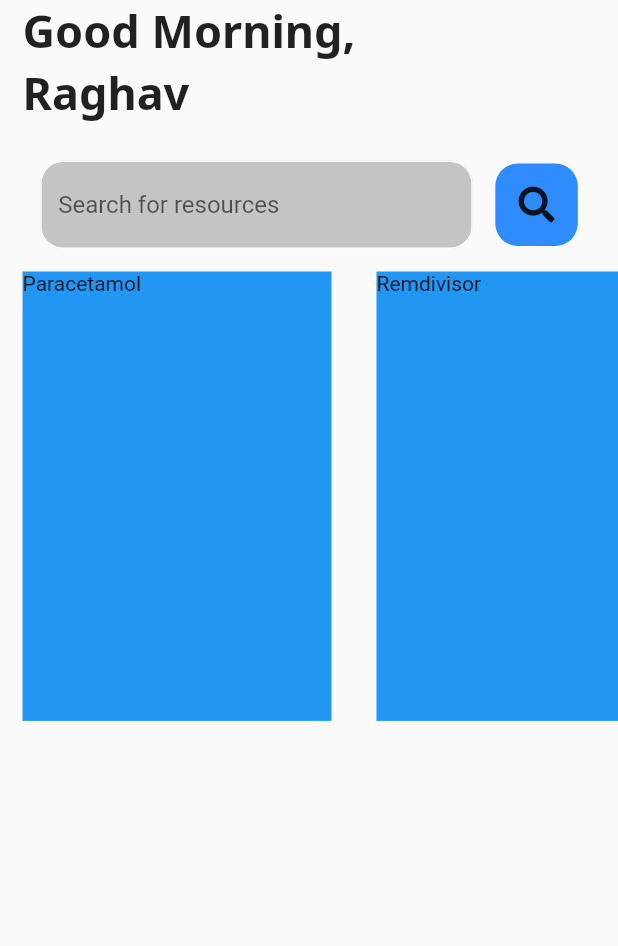
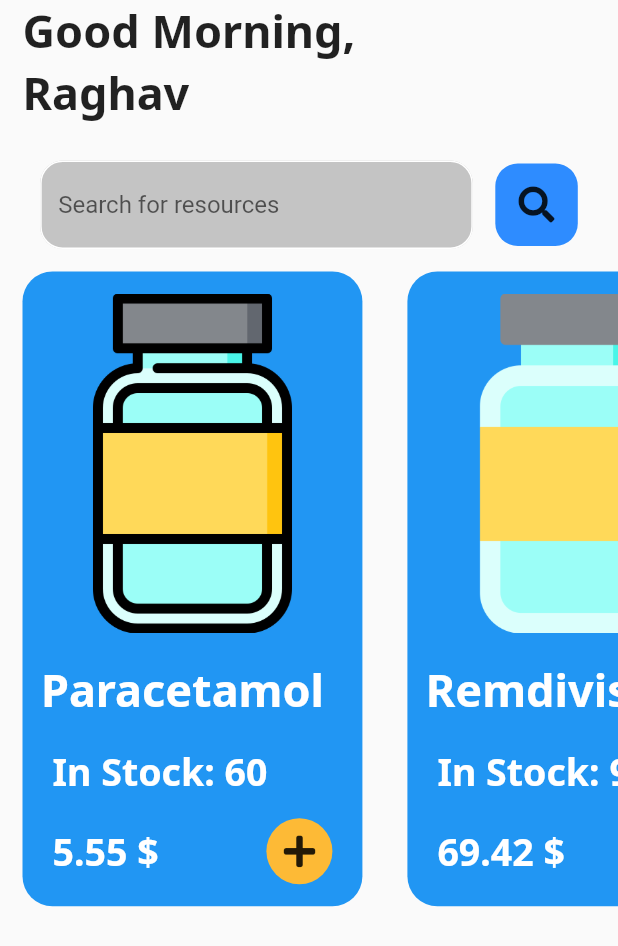
Before and after one commit to raghavguptaeng/Comm-Resources, a Flutter app: the screen it shows after launch, on a phone screen of 412 x 824 dp. Shown: the top 946 px of the screen. Run offline on Flutter 3.47's test engine with Material 2 defaults, Android fonts, the phone set to English and light mode, and no system bars; our stand-ins replace font_awesome_flutter, google_fonts.

Commit message:
medicine card content populated

```diff
--- a/lib/constants.dart
+++ b/lib/constants.dart
@@ -7,3 +7,14 @@ var kHeadFontStyle = GoogleFonts.notoSans(
     fontWeight: FontWeight.bold,
   ),
 );
+var kSubTextStyle = GoogleFonts.notoSans(
+  textStyle: TextStyle(
+    fontSize: 25,
+    color: Colors.white,
+    fontWeight: FontWeight.bold,
+  ),
+);
+var kAddStyle = BoxDecoration(
+color: Color(0xffFDBA36),
+borderRadius: BorderRadius.circular(25)
+);
--- a/lib/screens/MainScreen.dart
+++ b/lib/screens/MainScreen.dart
@@ -3,6 +3,7 @@ import 'package:flutter/cupertino.dart';
 import 'package:flutter/material.dart';
 import 'package:flutter/rendering.dart';
 import 'package:font_awesome_flutter/font_awesome_flutter.dart';
+import 'package:google_fonts/google_fonts.dart';
 
 class MainScreen extends StatefulWidget {
   const MainScreen({Key key}) : super(key: key);
@@ -13,22 +14,10 @@ class MainScreen extends StatefulWidget {
 
 class _MainScreenState extends State<MainScreen> {
   var resoures = {
-    'medicine':[
-      {
-        'name':'Paracetamol',
-        'quantity':60,
-        'average price':5.55
-      },
-      {
-        'name':'Remdivisor',
-        'quantity':900,
-        'average price':69.420
-      },
-      {
-        'name':'Dolo',
-        'quantity':69,
-        'average price':955.42
-      }
+    'medicine': [
+      {'name': 'Paracetamol', 'quantity': 60, 'average price': 5.55},
+      {'name': 'Remdivisor', 'quantity': 900, 'average price': 69.420},
+      {'name': 'Dolo', 'quantity': 69, 'average price': 955.42}
     ]
   };
   @override
@@ -36,26 +25,69 @@ class _MainScreenState extends State<MainScreen> {
     return Scaffold(
       body: SafeArea(
         child: ListView(
+          physics: BouncingScrollPhysics(),
           children: [
             Greeting(),
-            SizedBox(height: 25,),
+            SizedBox(
+              height: 25,
+            ),
             seachArea(context),
             SizedBox(
-              height: MediaQuery.of(context).size.height*0.40,
+              height: MediaQuery.of(context).size.height * 0.55,
               child: ListView.builder(
-                  scrollDirection:Axis.horizontal,
+                  physics: BouncingScrollPhysics(),
+                  scrollDirection: Axis.horizontal,
                   itemCount: resoures['medicine'].length,
-                  itemBuilder: (BuildContext context,int index){
+                  itemBuilder: (BuildContext context, int index) {
                     return Container(
                       margin: EdgeInsets.all(15),
-                      width: MediaQuery.of(context).size.width*0.50,
+                      width: MediaQuery.of(context).size.width * 0.55,
                       decoration: BoxDecoration(
-                          color: Colors.blue
+                          color: Colors.blue,
+                          borderRadius: BorderRadius.circular(20)),
+                      child: Column(
+                        mainAxisAlignment: MainAxisAlignment.spaceEvenly,
+                        crossAxisAlignment: CrossAxisAlignment.start,
+                        children: [
+                          Image.asset(
+                              'assets/bottle${(index > 4) ? index % 3+1 : index + 1}.png'),
+                          Center(
+                            child: Container(
+                              width: MediaQuery.of(context).size.width * 0.50,
+                              padding: EdgeInsets.all(2),
+                              child: Text(
+                                resoures['medicine'][index]['name'],
+                                style:
+                                    kHeadFontStyle.copyWith(color: Colors.white),
                               ),
-                      child: Text(resoures['medicine'][index]['name']),
+                            ),
+                          ),
+                          Padding(
+                            padding: const EdgeInsets.only(left:20.0),
+                            child: Text('In Stock: '+resoures['medicine'][index]['quantity'].toString(),style: kSubTextStyle,),
+                          ),
+                          Padding(
+                            padding: const EdgeInsets.only(left: 20,right: 20),
+                            child: Row(
+                              children: [
+                                Text(resoures['medicine'][index]['average price'].toString()+' \$',
+                                  style:kSubTextStyle,
+                                ),
+                                GestureDetector(
+                                  child: Container(
+                                    child: Icon(FontAwesomeIcons.plus),
+                                    decoration: kAddStyle,
+                                    padding: EdgeInsets.all(10),
+                                  ),
+                                )
+                              ],
+                              mainAxisAlignment: MainAxisAlignment.spaceBetween,
+                            ),
+                          )
+                        ],
+                      ),
                     );
-                  }
-              ),
+                  }),
             )
           ],
         ),
@@ -70,9 +102,8 @@ class _MainScreenState extends State<MainScreen> {
         Container(
           decoration: BoxDecoration(
               color: Color(0xFFC4C4C4),
-                  borderRadius: BorderRadius.circular(15)
-                ),
-                width: MediaQuery.of(context).size.width*0.70,
+              borderRadius: BorderRadius.circular(15)),
+          width: MediaQuery.of(context).size.width * 0.70,
           child: TextField(
             decoration: new InputDecoration(
               fillColor: Colors.grey,
@@ -80,8 +111,7 @@ class _MainScreenState extends State<MainScreen> {
                 borderRadius: BorderRadius.circular(15),
               ),
               enabledBorder: OutlineInputBorder(
-                      borderSide: BorderSide(
-                          color: Colors.white, width: 1.0),
+                borderSide: BorderSide(color: Colors.white, width: 1.0),
                 borderRadius: BorderRadius.circular(15),
               ),
               hintText: 'Search for resources',
@@ -96,9 +126,8 @@ class _MainScreenState extends State<MainScreen> {
             height: 55,
             width: 55,
             decoration: BoxDecoration(
-                    color:Color(0xFF2E8CFF),
-                    borderRadius: BorderRadius.circular(15)
-                  ),
+                color: Color(0xFF2E8CFF),
+                borderRadius: BorderRadius.circular(15)),
             child: Icon(FontAwesomeIcons.search),
           ),
         )
```
Also changed, not shown: pubspec.yaml (+5 -3 lines), assets/bottle1.png (added), assets/bottle2.png (added), assets/bottle3.png (added), assets/bottle4.png (added), assets/pills1.png (added), assets/pills2.png (added), assets/pills3.png (added), assets/sanitizer1.png (added), assets/sanitizer2.png (added). Lines whose indentation alone changed are shown as unchanged.
